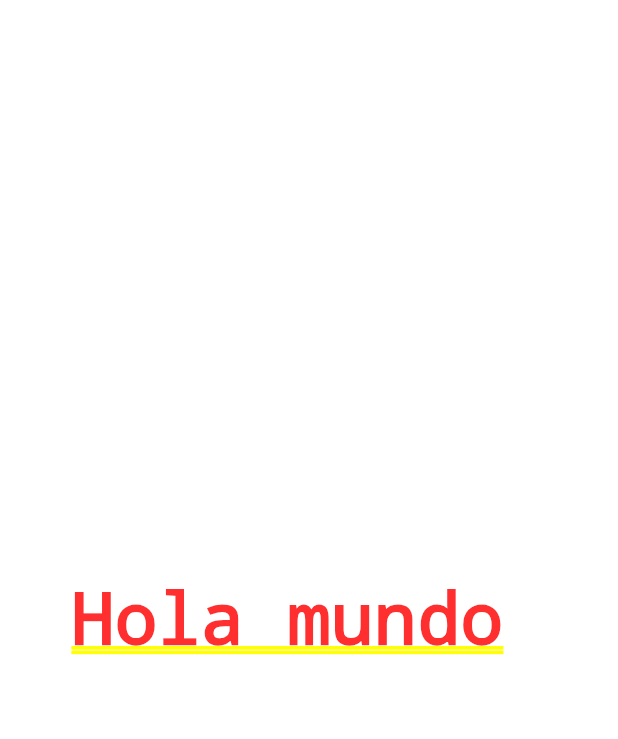
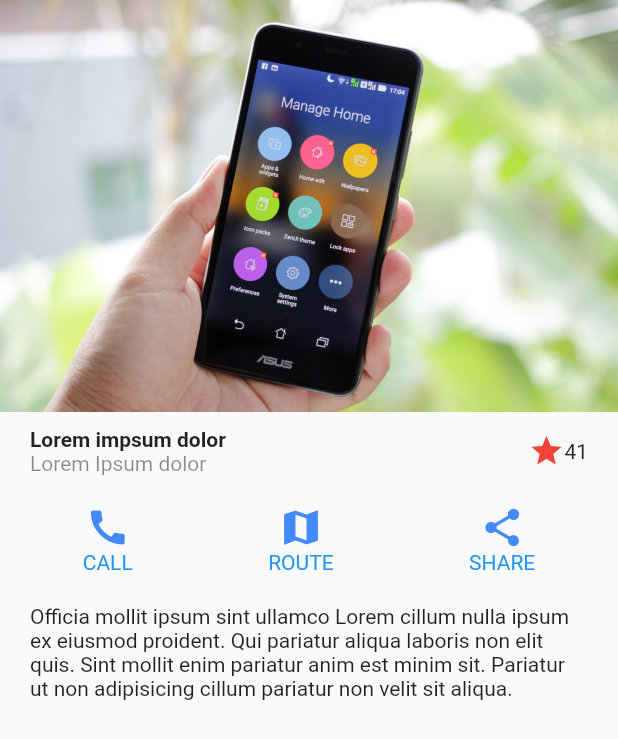
Before and after one commit to MegalLink/FlutterDesign, a Flutter app: the screen it shows after launch, on a phone screen of 412 x 824 dp. Shown: the top 739 px of the screen. Run offline on Flutter 3.47's test engine with Material 2 defaults, Android fonts, the phone set to English and light mode, and no system bars.

Commit message:
Basic design done

```diff
--- a/lib/main.dart
+++ b/lib/main.dart
@@ -1,3 +1,4 @@
+import 'package:design_app/screens/screens.dart';
 import 'package:flutter/material.dart';
 
 void main() {
@@ -25,8 +26,9 @@ class MyApp extends StatelessWidget {
           // is not restarted.
           primarySwatch: Colors.blue,
         ),
-        home: const Center(
-          child: Text("Hola mundo "),
-        ));
+        initialRoute: 'basic-design',
+        routes: {
+          'basic-design': (BuildContext context) => const BasicDesignScreen()
+        });
   }
 }
--- /dev/null
+++ b/lib/screens/basic_design.dart
@@ -0,0 +1,99 @@
+import 'package:flutter/material.dart';
+
+class BasicDesignScreen extends StatelessWidget {
+  const BasicDesignScreen({super.key});
+
+  @override
+  Widget build(BuildContext context) {
+    return Scaffold(
+        body: Column(children: [
+      const Image(image: AssetImage('assets/phone.jpg')),
+      const _Information(),
+      const _ActionButtons(),
+      Container(
+        margin: const EdgeInsets.symmetric(horizontal: 20, vertical: 10),
+        child: const Text(
+            "Officia mollit ipsum sint ullamco Lorem cillum nulla ipsum ex eiusmod proident. Qui pariatur aliqua laboris non elit quis. Sint mollit enim pariatur anim est minim sit. Pariatur ut non adipisicing cillum pariatur non velit sit aliqua."),
+      )
+    ]));
+  }
+}
+
+class _Information extends StatelessWidget {
+  const _Information({Key? key}) : super(key: key);
+
+  @override
+  Widget build(BuildContext context) {
+    return Center(
+      child: Container(
+        margin: const EdgeInsets.symmetric(horizontal: 20, vertical: 10),
+        child: Row(
+          children: [
+            Column(
+                crossAxisAlignment: CrossAxisAlignment.start,
+                children: const [
+                  Text(
+                    'Lorem impsum dolor',
+                    style: TextStyle(fontWeight: FontWeight.bold),
+                  ),
+                  Text(
+                    'Lorem Ipsum dolor',
+                    style: TextStyle(color: Colors.black45),
+                  )
+                ]),
+            Expanded(child: Container()),
+            const Icon(
+              Icons.star,
+              color: Colors.red,
+            ),
+            const Text('41')
+          ],
+        ),
+      ),
+    );
+  }
+}
+
+class _ActionButtons extends StatelessWidget {
+  const _ActionButtons({Key? key}) : super(key: key);
+
+  @override
+  Widget build(BuildContext context) {
+    return Container(
+      margin: const EdgeInsets.symmetric(horizontal: 10, vertical: 10),
+      child: Row(
+        mainAxisAlignment: MainAxisAlignment.spaceAround,
+        children: const [
+          _ButtonWithLabel(
+            label: 'Call',
+            icon: Icons.call,
+          ),
+          _ButtonWithLabel(label: 'Route', icon: Icons.map_sharp),
+          _ButtonWithLabel(label: 'Share', icon: Icons.share)
+        ],
+      ),
+    );
+  }
+}
+
+class _ButtonWithLabel extends StatelessWidget {
+  final String label;
+  final IconData icon;
+  const _ButtonWithLabel({required this.label, required this.icon, Key? key})
+      : super(key: key);
+
+  @override
+  Widget build(BuildContext context) {
+    return Column(children: [
+      Icon(
+        icon,
+        color: Colors.blueAccent,
+        size: 30,
+      ),
+      Text(
+        label.toUpperCase(),
+        style: const TextStyle(color: Colors.blue),
+      )
+    ]);
+  }
+}
--- /dev/null
+++ b/lib/screens/screens.dart
@@ -0,0 +1 @@
+export 'package:design_app/screens/basic_design.dart';
```
Also changed, not shown: pubspec.yaml (+4 -7 lines), assets/phone.jpg (added).
